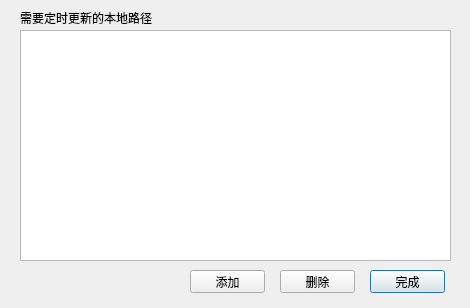
The window that EasySvn/src/DlgConfig.ui (walker8088/easyworld) describes before a commit, drawn with Qt 5.
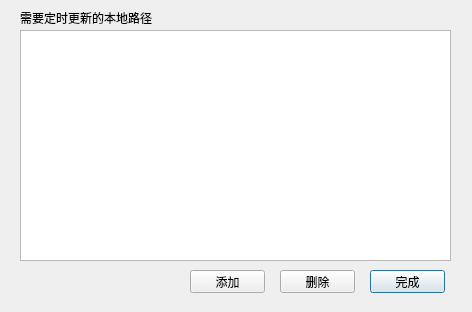
The same window after the commit.

```diff
--- a/EasySvn/src/DlgConfig.ui
+++ b/EasySvn/src/DlgConfig.ui
@@ -6,8 +6,8 @@
    <rect>
     <x>0</x>
     <y>0</y>
-    <width>470</width>
-    <height>308</height>
+    <width>472</width>
+    <height>312</height>
    </rect>
   </property>
   <property name="windowTitle">
```
